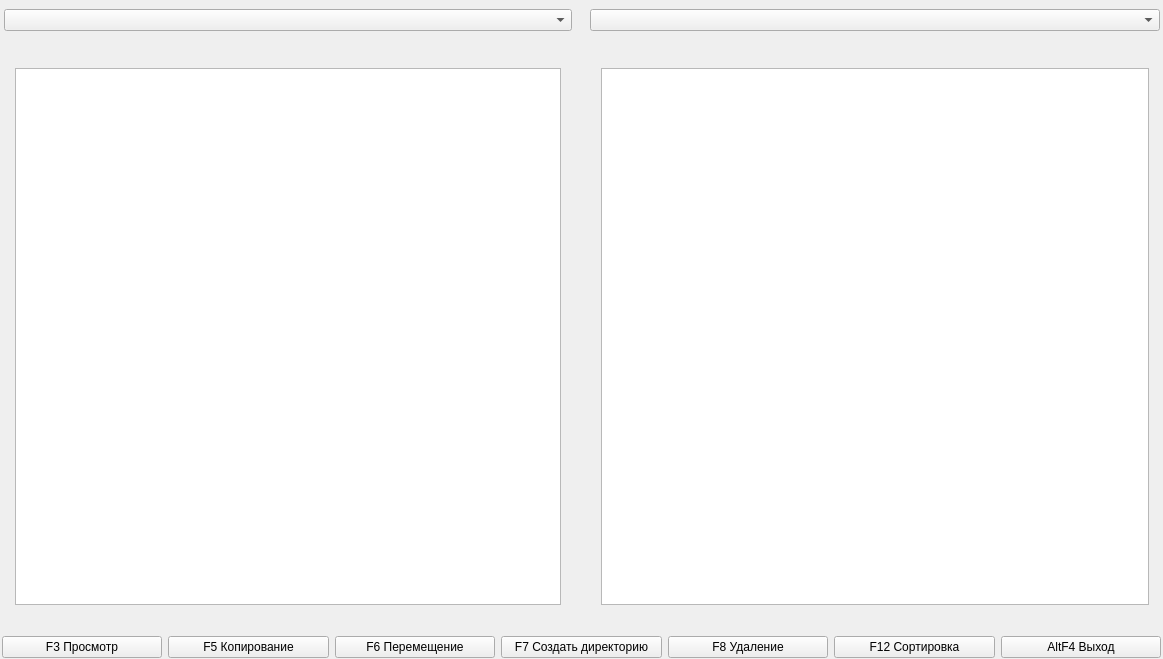
This is mainwindow.ui in layxproud/FileManagerVega as Qt 5 draws it before an edit. The edited form follows.
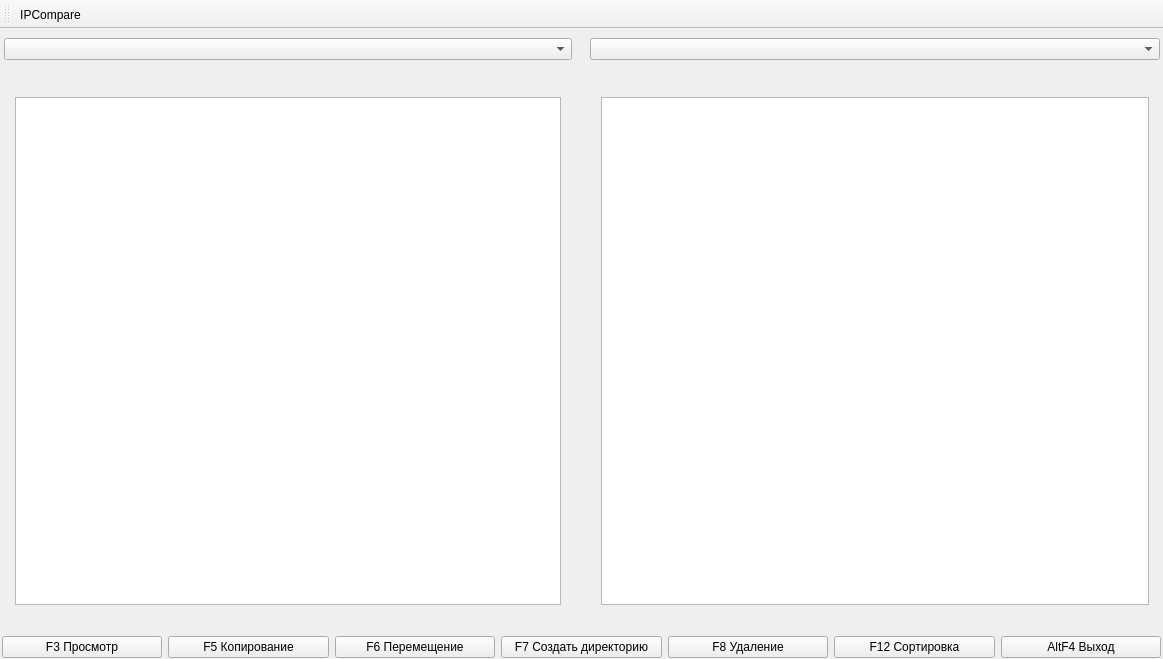
This is the edited form. Icons and pictures are not drawn. Custom widgets are drawn as their Qt base class.

The edit to the form file:
```diff
--- a/mainwindow.ui
+++ b/mainwindow.ui
@@ -265,6 +265,30 @@
     </item>
    </layout>
   </widget>
+  <widget class="QToolBar" name="toolBar">
+   <property name="windowTitle">
+    <string>toolBar</string>
+   </property>
+   <attribute name="toolBarArea">
+    <enum>TopToolBarArea</enum>
+   </attribute>
+   <attribute name="toolBarBreak">
+    <bool>false</bool>
+   </attribute>
+   <addaction name="actionIPCompare"/>
+  </widget>
+  <action name="actionIPCompare">
+   <property name="icon">
+    <iconset resource="res.qrc">
+     <normaloff>:/icons/resources/compare.png</normaloff>:/icons/resources/compare.png</iconset>
+   </property>
+   <property name="text">
+    <string>IPCompare</string>
+   </property>
+   <property name="toolTip">
+    <string>Сравнение портретов</string>
+   </property>
+  </action>
  </widget>
  <layoutdefault spacing="6" margin="11"/>
  <customwidgets>
```
Left out of the diff: 6 changed lines with no effect on the pictures.
